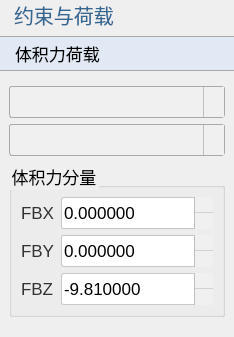
The window that plugins/Base_PhysicalField/BodyForcePage.ui (asd977/base_cae) describes before a commit, drawn with Qt 5.
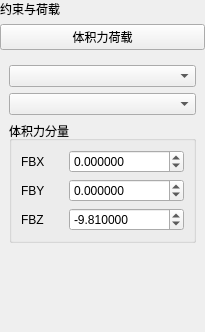
The same window after the commit. Icons and pictures are not drawn.

Commit message: fix(ui): place verticalSpacer at page root layout end

```diff
--- a/plugins/Base_PhysicalField/BodyForcePage.ui
+++ b/plugins/Base_PhysicalField/BodyForcePage.ui
@@ -13,104 +13,6 @@
   <property name="windowTitle">
    <string>体积力荷载</string>
   </property>
-  <property name="styleSheet">
-   <string notr="true">QWidget{
-font-family: &quot;Microsoft YaHei&quot;, &quot;微软雅黑&quot;;
-}
-QPushButton {
-    font-size: 17px;
-    min-height: 32px;
-}
-QPushButton#pushButton {
-    background-color: rgb(224, 233, 244);
-    border-width: 1px;
-    border-color: rgb(121, 121, 121);
-    border-style: solid;
-    min-height: 33px;
-    border-top: 1px solid rgb(169, 169, 169);
-    border-bottom: 1px solid rgb(169, 169, 169);
-    border-left: none;
-    border-right: none;
-    text-align: left;
-    padding-left: 15px;
-    font-size: 17px;
-}
-QLabel {
-    font-size: 17px;
-    color: rgb(51, 51, 51);
-}
-QLabel#pageNameLabel {
-    font-size: 20px;
-    padding-left: 9px;
-    color: rgb(53, 103, 147);
-}
-QLineEdit, QTextEdit, QPlainTextEdit, QSpinBox, QDoubleSpinBox, QDateTimeEdit {
-    border: 1px solid rgb(200, 200, 200);
-    border-radius: 2px;
-    font-size: 17px;
-    min-height: 30px;
-}
-QLineEdit:focus, QTextEdit:focus, QPlainTextEdit:focus,
-QSpinBox:focus, QDoubleSpinBox:focus, QDateTimeEdit:focus {
-    border-color: rgb(100, 100, 255);
-    outline: none;
-}
-QComboBox {
-    font-size: 17px;
-    color: rgb(51, 51, 51);
-    padding-left: 6px;
-    background: rgb(240, 240, 240);
-    border: 1px solid rgb(169, 169, 169);
-    border-radius: 3px;
-    min-height: 30px;
-}
-QComboBox::drop-down {
-    subcontrol-origin: padding;
-    subcontrol-position: top right;
-    width: 20px;
-    background: rgb(240, 240, 240);
-    border-left: 1px solid rgb(190, 190, 190);
-}
-QComboBox::down-arrow {
-    image: url(:/resources/arrow_down_drawn.svg);
-    width: 12px;
-    height: 12px;
-}
-QSpinBox::up-button, QDoubleSpinBox::up-button {
-    subcontrol-origin: border;
-    subcontrol-position: top right;
-    width: 18px;
-    border-left: 1px solid rgb(190, 190, 190);
-    border-bottom: 1px solid rgb(210, 210, 210);
-    background: rgb(240, 240, 240);
-}
-QSpinBox::down-button, QDoubleSpinBox::down-button {
-    subcontrol-origin: border;
-    subcontrol-position: bottom right;
-    width: 18px;
-    border-left: 1px solid rgb(190, 190, 190);
-    background: rgb(240, 240, 240);
-}
-QSpinBox::up-arrow, QDoubleSpinBox::up-arrow {
-    image: url(:/resources/arrow_up_drawn.svg);
-    width: 10px;
-    height: 10px;
-}
-QSpinBox::down-arrow, QDoubleSpinBox::down-arrow {
-    image: url(:/resources/arrow_down_drawn.svg);
-    width: 10px;
-    height: 10px;
-}
-QRadioButton, QCheckBox, QGroupBox {
-    font-size: 17px;
-}
-QTableWidget, QTreeWidget, QListWidget {
-    font-size: 16px;
-    gridline-color: rgb(210, 210, 210);
-}
-
-</string>
-  </property>
   <layout class="QVBoxLayout" name="verticalLayout">
    <property name="leftMargin">
     <number>0</number>
```
Left out of the diff: 10 changed lines with no effect on the pictures. The commit also changes 45 other files.
